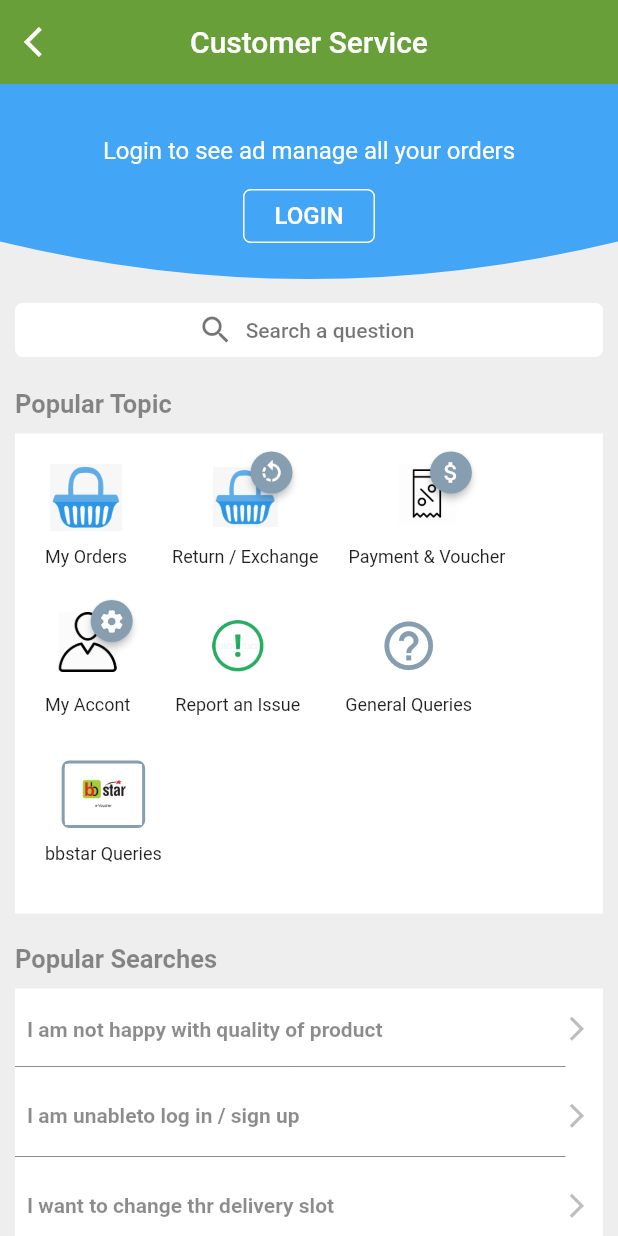
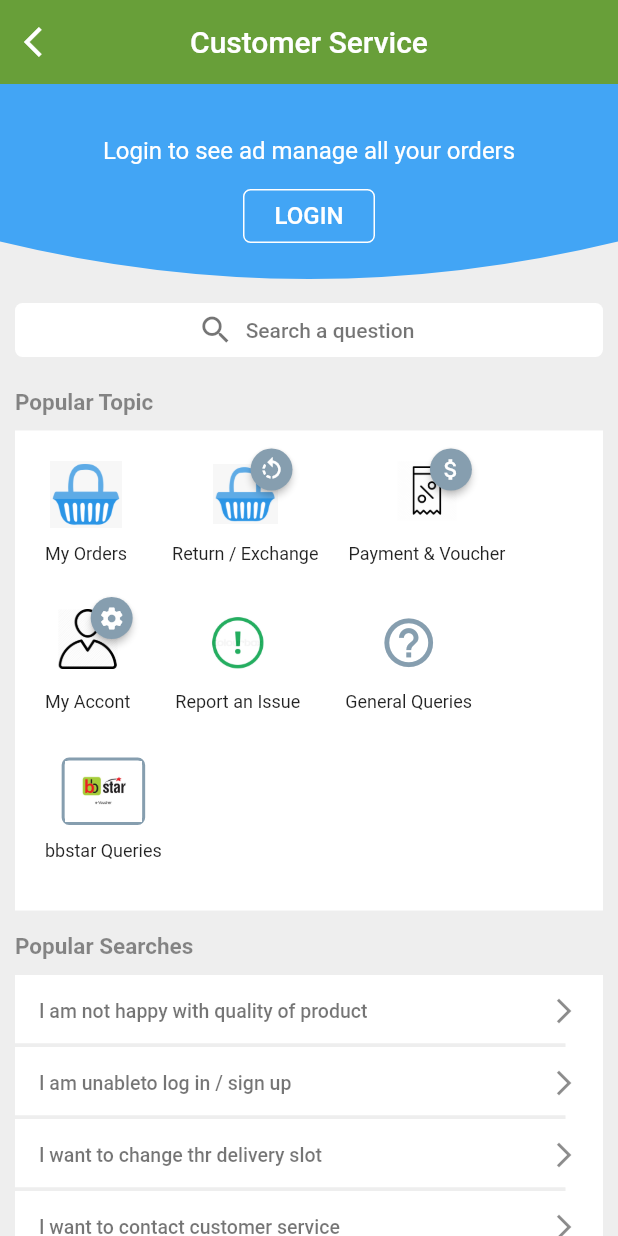
Before and after one commit to Manu-AdapptLimited/splashScreen, a Flutter app: the Service screen opened directly, on a phone screen of 412 x 824 dp. Run offline on Flutter 3.47's test engine with Material 2 defaults, Android fonts, the light colour scheme and no system bars; drawn by our look-alikes of badges; our stand-ins replace font_awesome_flutter.

Commit message:
queries completed

```diff
--- /dev/null
+++ b/lib/Complain/Constant.dart
@@ -0,0 +1,9 @@
+import 'package:flutter/material.dart';
+
+final decoration = BoxDecoration(
+  borderRadius: BorderRadius.circular(5.0),
+  color: Colors.white,
+);
+
+final margin = EdgeInsets.only(left: 10, right: 10, top: 10);
+final Color color = Colors.black54;
--- /dev/null
+++ b/lib/Complain/QueriesList.dart
@@ -0,0 +1,33 @@
+import 'package:flutter/material.dart';
+
+class QueriesList extends StatelessWidget {
+  final question;
+
+  const QueriesList({Key key, this.question}) : super(key: key);
+  @override
+  Widget build(BuildContext context) {
+    return Container(
+      child: FlatButton(
+          onPressed: () {},
+          child: Row(
+            mainAxisAlignment: MainAxisAlignment.spaceBetween,
+            children: [
+              Text(
+                question,
+                softWrap: true,
+                style: TextStyle(
+
+                  color: Colors.black54,
+                  fontSize: 13,
+                ),
+              ),
+              Icon(
+                Icons.arrow_forward_ios,
+                size: 20,
+                color: Colors.black45,
+              ),
+            ],
+          )),
+    );
+  }
+}
--- a/lib/CoustumerService/Service.dart
+++ b/lib/CoustumerService/Service.dart
@@ -1,5 +1,7 @@
 import 'package:badges/badges.dart';
 import 'package:flutter/material.dart';
+import 'package:splash_screen/Complain/QueriesList.dart';
+import 'package:splash_screen/Complain/Topic.dart';
 
 class Service extends StatefulWidget {
   @override
@@ -65,33 +67,29 @@ class _ServiceState extends State<Service> {
           ),
           SliverToBoxAdapter(
             child: Container(
-              margin: EdgeInsets.only(left: 10,right: 10,top: 10),
+              margin: EdgeInsets.only(left: 10, right: 10, top: 10),
               child: FlatButton.icon(
                 color: Colors.white,
                 onPressed: () {},
-                icon: Icon(Icons.search,color: Colors.black54,),
-                label: Text('Search a question',style: TextStyle(
+                icon: Icon(
+                  Icons.search,
                   color: Colors.black54,
-
-                ),),
+                ),
+                label: Text(
+                  'Search a question',
+                  style: TextStyle(
+                    color: Colors.black54,
+                  ),
+                ),
                 shape: RoundedRectangleBorder(
-                    borderRadius: BorderRadius.circular(5.0),
-                    // side: BorderSide(color: Colors.red)
-                    ),
+                  borderRadius: BorderRadius.circular(5.0),
+                  // side: BorderSide(color: Colors.red)
+                ),
               ),
             ),
           ),
-          SliverToBoxAdapter(
-            child: Container(
-              margin: EdgeInsets.only(left: 10, right: 10, top: 15),
-              child: Text(
-                'Popular Topic',
-                style: TextStyle(
-                    fontSize: 17,
-                    color: Colors.black45,
-                    fontWeight: FontWeight.bold),
-              ),
-            ),
+          Topic(
+            topic: 'Popular Topic',
           ),
           SliverToBoxAdapter(
             child: Container(
@@ -301,124 +299,51 @@ class _ServiceState extends State<Service> {
               ),
             ),
           ),
-          SliverToBoxAdapter(
-            child: Container(
-              margin: EdgeInsets.only(left: 10, right: 10, top: 20),
-              child: Text(
-                'Popular Searches',
-                style: TextStyle(
-                    fontSize: 17,
-                    color: Colors.black45,
-                    fontWeight: FontWeight.bold),
-              ),
-            ),
+          Topic(
+            topic: 'Popular Searches',
           ),
           SliverToBoxAdapter(
             child: Container(
-              height: 300,
+              height: 250,
               width: MediaQuery.of(context).size.width,
               color: Colors.white,
               margin: EdgeInsets.only(left: 10, right: 10, top: 10),
               child: Column(
                 children: [
-                  Container(
-                    height: 44,
-                    padding: EdgeInsets.only(left: 8, right: 8, top: 10),
-                    child: Row(
-                      mainAxisAlignment: MainAxisAlignment.spaceBetween,
-                      children: [
-                        Text(
-                          'I am not happy with quality of product',
-                          style: TextStyle(
-                              color: Colors.black45,
-                              fontWeight: FontWeight.bold),
-                        ),
-                        Icon(
-                          Icons.arrow_forward_ios,
-                          color: Colors.grey[400],
-                          size: 19,
-                        ),
-                      ],
-                    ),
+                  QueriesList(
+                    question: 'I am not happy with quality of product',
                   ),
                   Divider(
+                    height: 0,
+                    color: Colors.grey[200],
+                    thickness: 2.5,
                     endIndent: 25,
-                    color: Colors.black45,
+                  ),
+                  QueriesList(
+                    question: 'I am unableto log in / sign up',
+                  ),
+                  Divider(
+                    height: 0,
+                    color: Colors.grey[200],
+                    thickness: 2.5,
+                    endIndent: 25,
+                  ),
+                  QueriesList(
+                    question: 'I want to change thr delivery slot',
+                  ),
+                  Divider(
+                    height: 0,
+                    color: Colors.grey[200],
+                    thickness: 2.5,
+                    endIndent: 25,
+                  ),
+                  QueriesList(
+                    question: 'I want to contact customer service',
                   ),
                   Container(
-                    height: 44,
-                    padding: EdgeInsets.only(left: 8, right: 8, top: 5),
-                    child: Row(
-                      mainAxisAlignment: MainAxisAlignment.spaceBetween,
-                      children: [
-                        Text(
-                          'I am unableto log in / sign up',
-                          style: TextStyle(
-                              color: Colors.black45,
-                              fontWeight: FontWeight.bold),
-                        ),
-                        Icon(
-                          Icons.arrow_forward_ios,
-                          color: Colors.grey[400],
-                          size: 19,
-                        ),
-                      ],
-                    ),
-                  ),
-                  Divider(
-                    endIndent: 25,
-                    color: Colors.black45,
-                  ),
-                  Container(
-                    height: 44,
-                    padding: EdgeInsets.only(left: 8, right: 8, top: 5),
-                    child: Row(
-                      mainAxisAlignment: MainAxisAlignment.spaceBetween,
-                      children: [
-                        Text(
-                          'I want to change thr delivery slot',
-                          style: TextStyle(
-                              color: Colors.black45,
-                              fontWeight: FontWeight.bold),
-                        ),
-                        Icon(
-                          Icons.arrow_forward_ios,
-                          color: Colors.grey[400],
-                          size: 19,
-                        ),
-                      ],
-                    ),
-                  ),
-                  Divider(
-                    endIndent: 25,
-                    color: Colors.black45,
-                  ),
-                  Container(
-                    height: 44,
-                    padding: EdgeInsets.only(left: 8, right: 8, top: 5),
-                    child: Row(
-                      mainAxisAlignment: MainAxisAlignment.spaceBetween,
-                      children: [
-                        Text(
-                          'I want to contact customer service',
-                          style: TextStyle(
-                              color: Colors.black45,
-                              fontWeight: FontWeight.bold),
-                        ),
-                        Icon(
-                          Icons.arrow_forward_ios,
-                          color: Colors.grey[400],
-                          size: 19,
-                        ),
-                      ],
-                    ),
-                  ),
-                  GestureDetector(
-                    onTap: () {
-                      print('tapped show more');
-                    },
-                    child: Container(
-                      margin: EdgeInsets.only(top: 15),
+                    alignment: Alignment.center,
+                    child: FlatButton(
+                      onPressed: () {},
                       child: Column(
                         children: [
                           Text(
--- a/lib/SmartBasket/SmartBasket.dart
+++ b/lib/SmartBasket/SmartBasket.dart
@@ -17,7 +17,7 @@ class _SmartBasketState extends State<SmartBasket> {
   @override
   Widget build(BuildContext context) {
     return Scaffold(
-      backgroundColor: Colors.grey[300],
+      backgroundColor: Colors.grey[200],
       body: CustomScrollView(
          physics: BouncingScrollPhysics(),
         slivers: [
--- a/lib/main.dart
+++ b/lib/main.dart
@@ -1,4 +1,5 @@
 import 'package:flutter/material.dart';
+import 'package:splash_screen/Complain/Queries.dart';
 import 'package:splash_screen/CoustumerService/Service.dart';
 
 import 'SmartBasket/SmartBasket.dart';
@@ -20,7 +21,7 @@ class MyApp extends StatelessWidget {
       theme: ThemeData(
         visualDensity: VisualDensity.adaptivePlatformDensity,
       ),
-      home: SmartBasket(),
+      home:Service(),
     );
   }
 }
```
Also changed, not shown: lib/Complain/ContactUs.dart (added, +43 -0 lines), lib/Complain/Queries.dart (added, +55 -0 lines), lib/Complain/RelatedQueries.dart (added, +53 -0 lines), lib/Complain/SearchBtn.dart (added, +30 -0 lines), lib/Complain/Topic.dart (added, +22 -0 lines), lib/Complain/suggetionBox.dart (added, +36 -0 lines).
